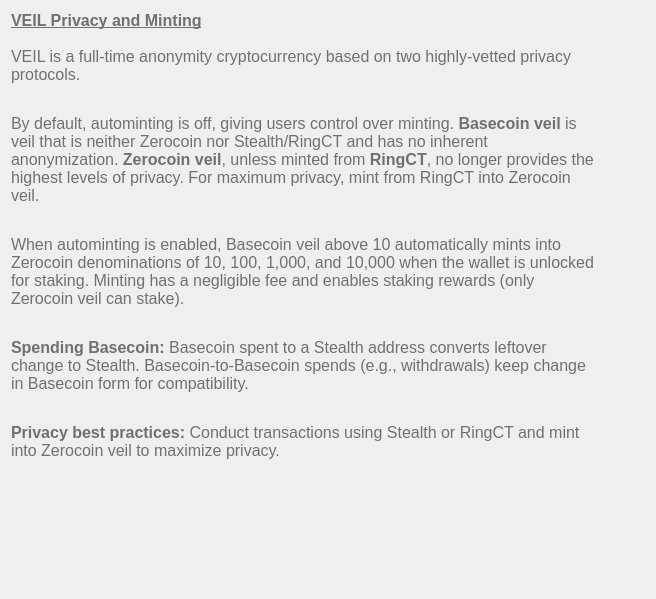
Old version of the form src/qt/veil/forms/settingsfaq01.ui in the repository Veil-Project/veil.
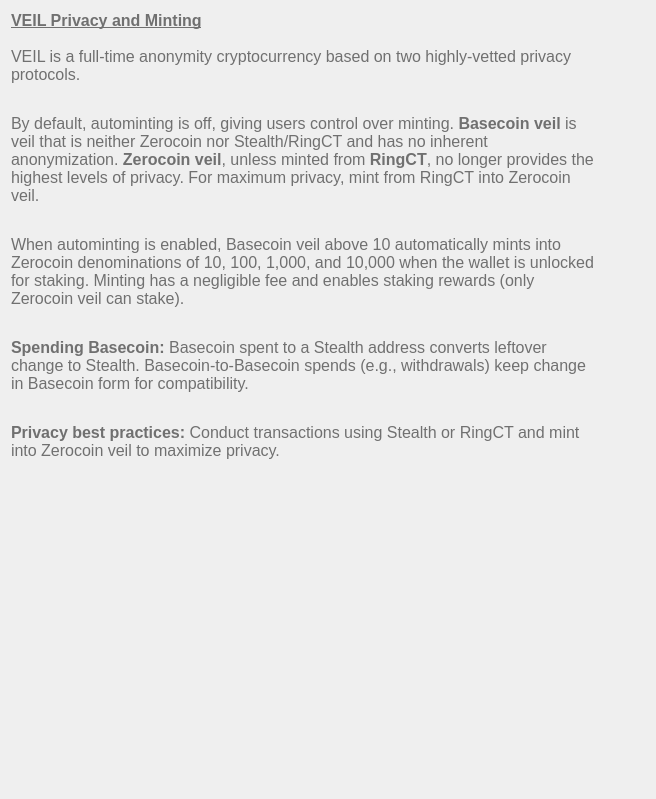
New version of the form.

Commit message: attempt to fix all text

What changed in the file:
```diff
--- a/src/qt/veil/forms/settingsfaq01.ui
+++ b/src/qt/veil/forms/settingsfaq01.ui
@@ -7,7 +7,7 @@
     <x>0</x>
     <y>0</y>
     <width>656</width>
-    <height>599</height>
+    <height>799</height>
    </rect>
   </property>
   <property name="windowTitle">
```
